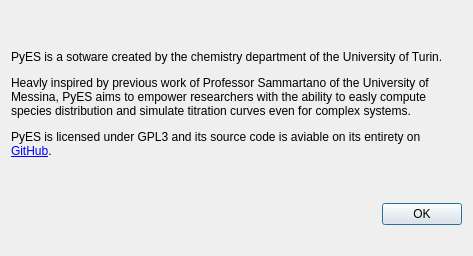
The window that src/main/python/ui/PyES_about.ui (Kastakin/PyES) describes before a commit, drawn with Qt 5.
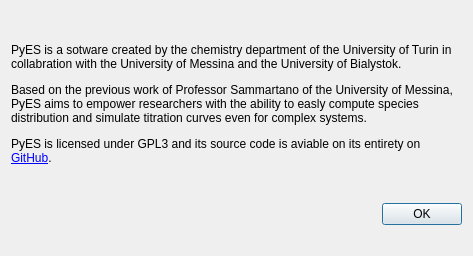
The same window after the commit.

Commit message: Add universities to the about section

What changed in the file:
```diff
--- a/src/main/python/ui/PyES_about.ui
+++ b/src/main/python/ui/PyES_about.ui
@@ -41,7 +41,7 @@
       </sizepolicy>
      </property>
      <property name="text">
-      <string>&lt;html&gt;&lt;head/&gt;&lt;body&gt;&lt;p&gt;PyES is a sotware created by the chemistry department of the University of Turin.&lt;/p&gt;&lt;p&gt;Heavly inspired by previous work of Professor Sammartano of the University of Messina, PyES aims to empower researchers with the ability to easly compute species distribution and simulate titration curves even for complex systems.&lt;/p&gt;&lt;p&gt;PyES is licensed under GPL3 and its source code is aviable on its entirety on &lt;a href=&quot;https://github.com/Kastakin/PyES&quot;&gt;&lt;span style=&quot; text-decoration: underline; color:#0000ff;&quot;&gt;GitHub&lt;/span&gt;&lt;/a&gt;.&lt;/p&gt;&lt;/body&gt;&lt;/html&gt;</string>
+      <string>&lt;html&gt;&lt;head/&gt;&lt;body&gt;&lt;p&gt;PyES is a sotware created by the chemistry department of the University of Turin in collabration with the University of Messina and the University of Bialystok.&lt;/p&gt;&lt;p&gt;Based on the previous work of Professor Sammartano of the University of Messina, PyES aims to empower researchers with the ability to easly compute species distribution and simulate titration curves even for complex systems.&lt;/p&gt;&lt;p&gt;PyES is licensed under GPL3 and its source code is aviable on its entirety on &lt;a href=&quot;https://github.com/Kastakin/PyES&quot;&gt;&lt;span style=&quot; text-decoration: underline; color:#0000ff;&quot;&gt;GitHub&lt;/span&gt;&lt;/a&gt;.&lt;/p&gt;&lt;/body&gt;&lt;/html&gt;</string>
      </property>
      <property name="wordWrap">
       <bool>true</bool>
```
The commit also changes 1 other file.
